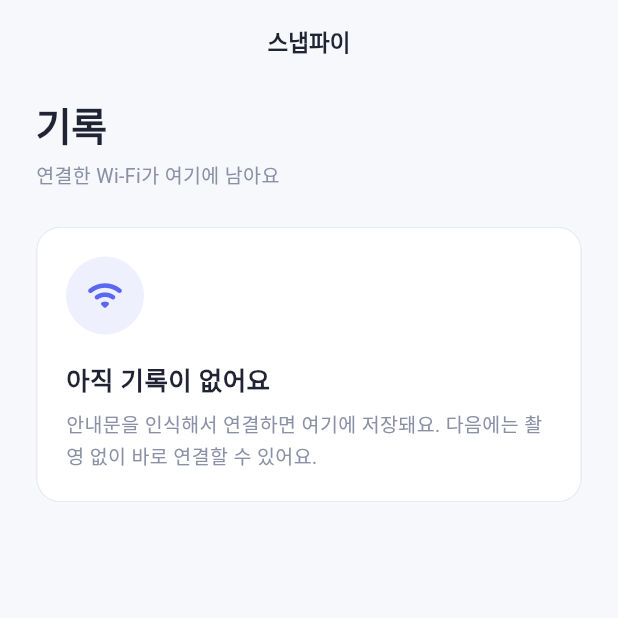
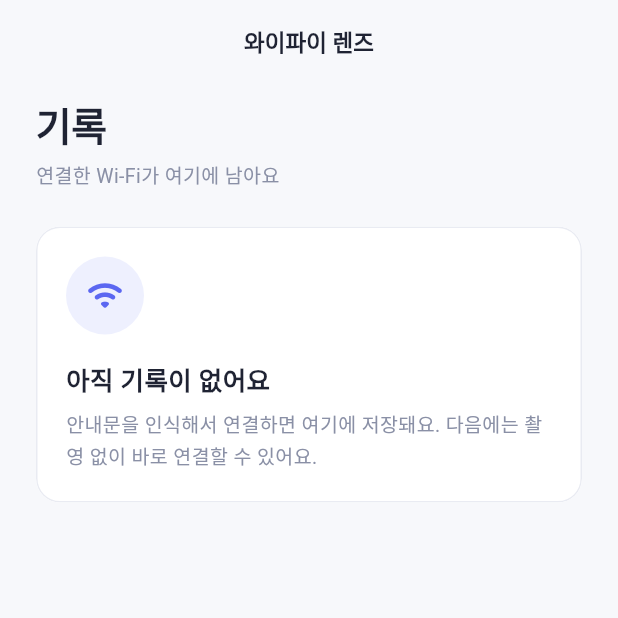
Before and after one commit to kimtaejin3/wifi-connector, a Flutter app: the HistoryScreen screen opened directly, on a phone screen of 412 x 824 dp, the top half of it. Run offline on Flutter 3.47's test engine with Material 3 defaults, Android fonts, the phone set to English and light mode, and no system bars; our stand-ins replace camera, flutter_secure_storage; missing offline and left inert: google_mlkit_commons, google_mlkit_text_recognition; accounts and stored records are empty.

Commit message:
앱 이름 와이파이 렌즈, 아이콘 Wi-Fi 기호 정중앙 정렬
Co-Authored-By: Claude Fable 5.1 <noreply@anthropic.com>

```diff
--- a/lib/features/wifi_scanner/presentation/screens/history_screen.dart
+++ b/lib/features/wifi_scanner/presentation/screens/history_screen.dart
@@ -87,7 +87,7 @@ class _HistoryScreenState extends State<HistoryScreen> {
     final p = AppPalette.of(context);
     final entries = _entries;
     return Scaffold(
-      appBar: AppBar(title: const Text('스냅파이')),
+      appBar: AppBar(title: const Text('와이파이 렌즈')),
       body: switch (entries) {
         null => const Center(child: CircularProgressIndicator.adaptive()),
         _ => ListView(
--- a/lib/main.dart
+++ b/lib/main.dart
@@ -17,7 +17,7 @@ class WifiConnectorApp extends StatelessWidget {
   @override
   Widget build(BuildContext context) {
     return MaterialApp(
-      title: '스냅파이',
+      title: '와이파이 렌즈',
       debugShowCheckedModeBanner: false,
       theme: AppTheme.light(),
       darkTheme: AppTheme.dark(),
```
Also changed, not shown: assets/icon/icon.png, assets/icon/icon_foreground.png, 34 other files.
